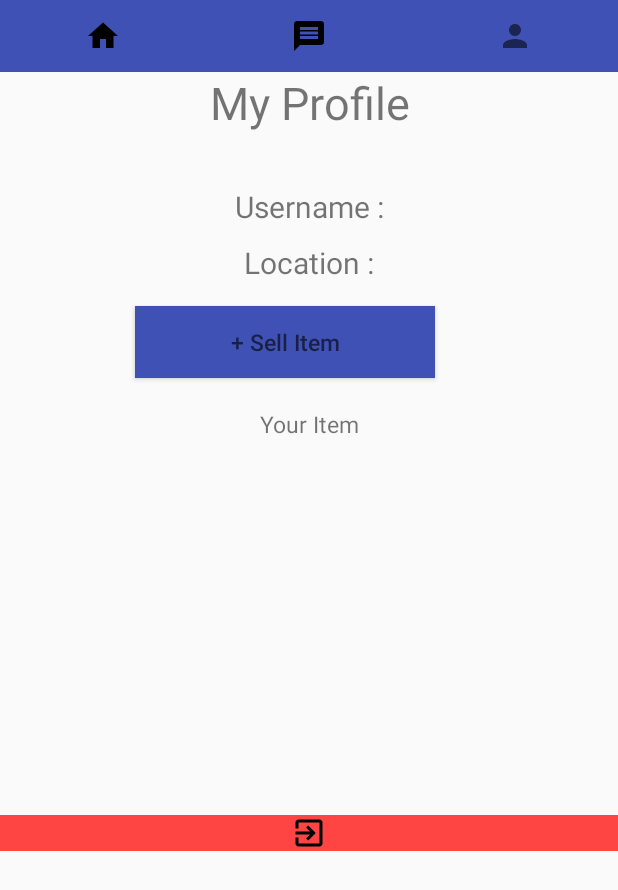
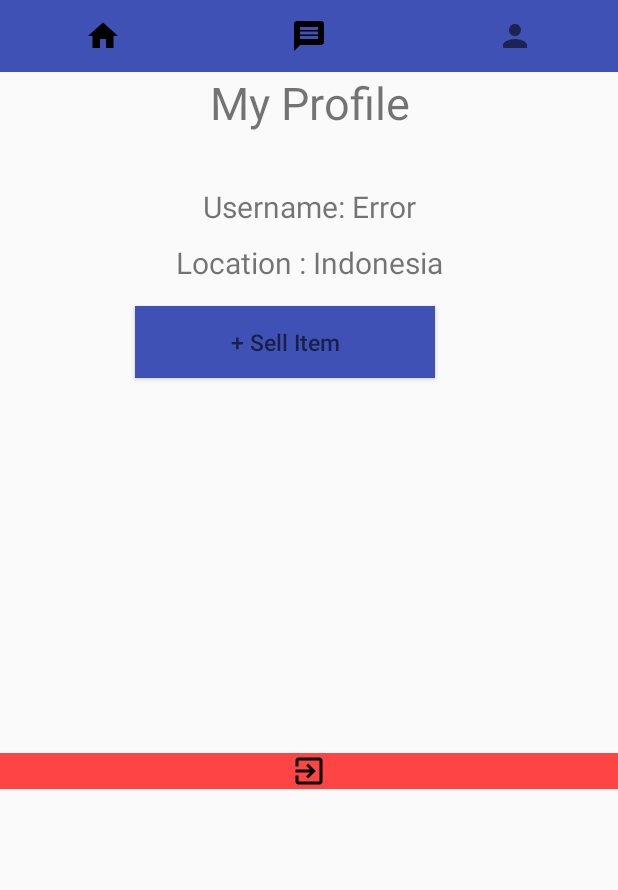
Before and after one commit to ervanhohoho/SEProject, an Android app: the MyProfile screen opened directly, with no data from a screen before it, on a phone screen of 412 x 824 dp. Shown: the top 890 px of the screen. Run offline under Robolectric (Android 15) with nearby library versions, the phone set to English and light mode, and no system bars.

Commit message:
Checkpoint sebelom buat firebase

```diff
--- a/app/src/main/AndroidManifest.xml
+++ b/app/src/main/AndroidManifest.xml
@@ -21,6 +21,7 @@
         <activity android:name=".MyProfile" />
         <activity android:name=".LoginActivity" />
         <activity android:name=".RegisterActivity" />
+        <activity android:name=".SellActivity"/>
         <activity android:name=".SplashScreen">
             <intent-filter>
                 <action android:name="android.intent.action.MAIN" />
--- a/app/src/main/java/com/swipemarket/swipemarket/LoginActivity.java
+++ b/app/src/main/java/com/swipemarket/swipemarket/LoginActivity.java
@@ -4,6 +4,7 @@ import android.content.Intent;
 import android.net.Uri;
 import android.os.AsyncTask;
 import android.os.Bundle;
+import android.preference.PreferenceManager;
 import android.support.v7.app.AppCompatActivity;
 import android.view.View;
 import android.widget.EditText;
@@ -169,6 +170,7 @@ public class LoginActivity extends AppCompatActivity {
                 SaveSharedPreference.setUserName(LoginActivity.this,email);
                 Intent intent = new Intent(LoginActivity.this,MainActivity.class);
                 Toast.makeText(LoginActivity.this,"Welcome, "+etUsername.getText().toString() ,Toast.LENGTH_LONG).show();
+
                 startActivity(intent);
                 LoginActivity.this.finish();
 
--- a/app/src/main/java/com/swipemarket/swipemarket/MainActivity.java
+++ b/app/src/main/java/com/swipemarket/swipemarket/MainActivity.java
@@ -35,6 +35,7 @@ public class MainActivity extends AppCompatActivity {
     private SwipePlaceHolderView mSwipeView;
     private Context mContext;
     public String jsonString;
+    public String username;
 
     //Context Menu
     @Override
--- a/app/src/main/java/com/swipemarket/swipemarket/MyProfile.java
+++ b/app/src/main/java/com/swipemarket/swipemarket/MyProfile.java
@@ -1,27 +1,27 @@
 package com.swipemarket.swipemarket;
 
 import android.content.Intent;
-import android.media.Image;
-import android.provider.ContactsContract;
+import android.os.Bundle;
+import android.preference.PreferenceManager;
 import android.support.v7.app.AppCompatActivity;
-import android.os.Bundle;
 import android.view.ContextMenu;
 import android.view.MenuItem;
 import android.view.View;
+import android.widget.Button;
 import android.widget.ImageButton;
 import android.widget.TextView;
 
-import org.w3c.dom.Text;
-
 public class MyProfile extends AppCompatActivity {
-
+    public String location;
     @Override
     public void onCreate(Bundle savedInstanceState) {
         super.onCreate(savedInstanceState);
         setContentView(R.layout.activity_profile);
-
+        String username;
+        username = PreferenceManager.getDefaultSharedPreferences(MyProfile.this).getString("Username","Error");
+        TextView txusername = (TextView) findViewById(R.id.myprof_username);
+        txusername.setText("Username: "+username);
         ImageButton logout;
-
         logout = (ImageButton) findViewById(R.id.logout);
         this.registerForContextMenu(logout);
         logout.setOnClickListener(new View.OnClickListener() {
@@ -52,7 +52,7 @@ public class MyProfile extends AppCompatActivity {
 
     @Override
     public void onCreateContextMenu(ContextMenu menu, View v, ContextMenu.ContextMenuInfo menuInfo) {
-        if(v.getId()==R.id.logout)
+        if(v.getId()== R.id.logout)
         {
             menu.setHeaderTitle("Log Out");
             this.getMenuInflater().inflate(R.menu.popupwindow , menu);
@@ -66,6 +66,7 @@ public class MyProfile extends AppCompatActivity {
         ImageButton profile  = (ImageButton) findViewById(R.id.profilebtn);
         ImageButton chat = (ImageButton) findViewById(R.id.chatbtn);
         ImageButton logout = (ImageButton) findViewById(R.id.logout);
+        Button sell = (Button) findViewById(R.id.sellitembutton);
         if(v == home)
         {
             Intent i = new Intent(this, MainActivity.class);
@@ -78,6 +79,12 @@ public class MyProfile extends AppCompatActivity {
             startActivity(i);
             finish();
         }
+        else if(v == sell)
+        {
+            Intent i = new Intent(this,SellActivity.class);
+            startActivity(i);
+
+        }
         /*else if(v == logout)
         {
             SaveSharedPreference.setUserName(this,null);
@@ -86,4 +93,61 @@ public class MyProfile extends AppCompatActivity {
             finish();
         }*/
     }
+    /*
+    @Override
+    protected void onResume() {
+        // TODO Auto-generated method stub
+        super.onResume();
+        new MyProfile.AsyncCaller().execute();
+    }
+
+    String jsonString;
+    private class AsyncCaller extends AsyncTask<Void, Void, Void>
+    {
+        ProgressDialog pdLoading = new ProgressDialog(MyProfile.this);
+
+        @Override
+        protected void onPreExecute() {
+            super.onPreExecute();
+            //this method will be running on UI thread
+            pdLoading.setMessage("\tLoading...");
+            pdLoading.show();
+        }
+        @Override
+        protected Void doInBackground(Void... params) {
+            //this method will be running on background thread so don't update UI frome here
+            //do your long running http tasks here,you dont want to pass argument and u can access the parent class' variable url over here
+            URL url = null;
+            try {
+                url = new URL("https://ervandh.000webhostapp.com/getUserData.php");
+            } catch (MalformedURLException e) {
+                e.printStackTrace();
+            }
+            HttpURLConnection urlConnection = null;
+            try {
+                urlConnection = (HttpURLConnection) url.openConnection();
+            } catch (IOException e) {
+                e.printStackTrace();
+            }
+            try {
+                BufferedInputStream in = new BufferedInputStream(urlConnection.getInputStream());
+                jsonString = IOUtils.toString(in,"UTF-8");
+            } catch (IOException e) {
+                e.printStackTrace();
+            } finally {
+                urlConnection.disconnect();
+            }
+            return null;
+        }
+        @Override
+        protected void onPostExecute(Void result) {
+            super.onPostExecute(result);
+            //this method will be running on UI thread
+            //Toast.makeText(MainActivity.this, test, Toast.LENGTH_SHORT).show();
+            //JSONArray jsonArray = new JSONArray(jsonString);
+            pdLoading.dismiss();
+        }
+
+    }
+     */
 }
--- a/app/src/main/res/layout/activity_profile.xml
+++ b/app/src/main/res/layout/activity_profile.xml
@@ -5,7 +5,7 @@
     android:layout_width="match_parent"
     android:layout_height="match_parent"
     android:orientation="vertical"
-    tools:context="com.swipemarket.swipemarket.MainActivity"
+    tools:context="com.swipemarket.swipemarket.MyProfile"
     android:weightSum="1">
 
     <LinearLayout
@@ -68,7 +68,7 @@
             android:id="@+id/myprof_location"
             android:layout_width="match_parent"
             android:layout_height="wrap_content"
-            android:text="Location :"
+            android:text="Location : Indonesia"
             android:textSize="20dp"
             android:textAlignment="center"
         />
@@ -78,20 +78,13 @@
         android:layout_height="wrap_content"
         android:layout_marginLeft="90dp"
         android:background="@color/colorPrimary"
+        android:id="@+id/sellitembutton"
         android:hint="+ Sell Item"
         android:textSize="15dp"
+        android:onClick="Click"
         android:layout_marginTop="15dp"/>
 
-        <TextView
-            android:layout_width="match_parent"
-            android:layout_height="wrap_content"
-            android:text="Your Item"
-            android:textAlignment="center"
-            android:textSize="15dp"
-            android:layout_marginTop="20dp"
-        />
-
-        <ListView
+    <ListView
             android:layout_width="match_parent"
             android:layout_height="wrap_content"
             android:textAlignment="center"
```
Also changed, not shown: app/src/main/java/com/swipemarket/swipemarket/SellActivity.java (added, +54 -0 lines), app/src/main/java/com/swipemarket/swipemarket/SplashScreen.java (+0 -59 lines), app/src/main/res/layout/activity_sell2.xml (added, +79 -0 lines), app/src/main/res/menu/popupupload.xml (added, +14 -0 lines), 1 other file.
